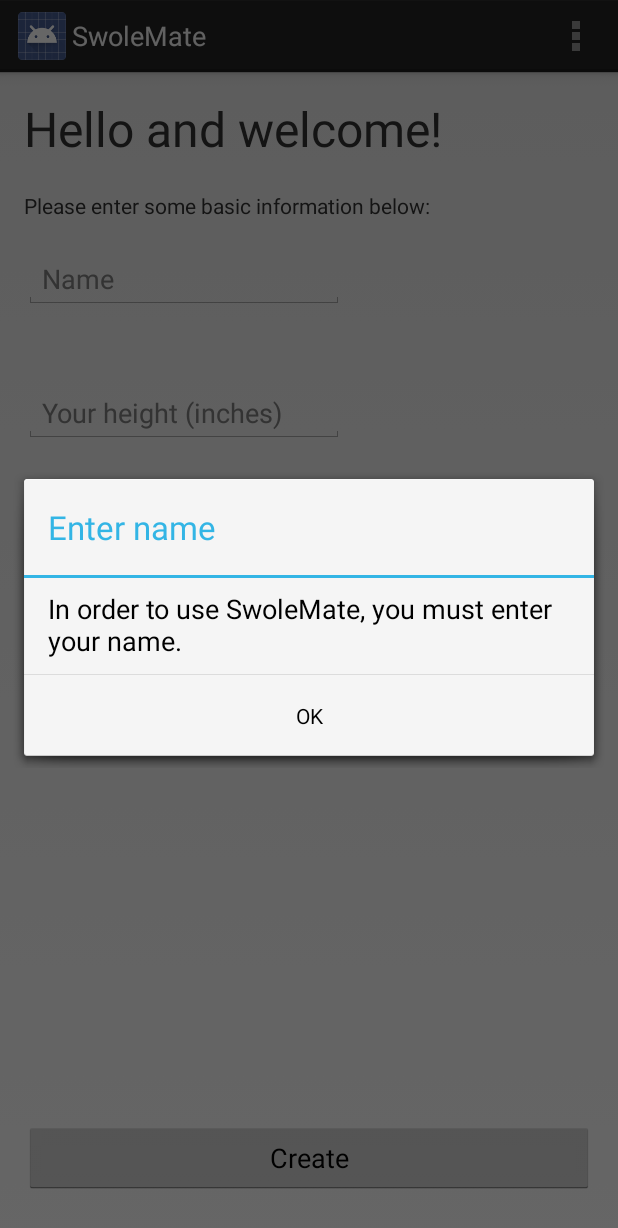
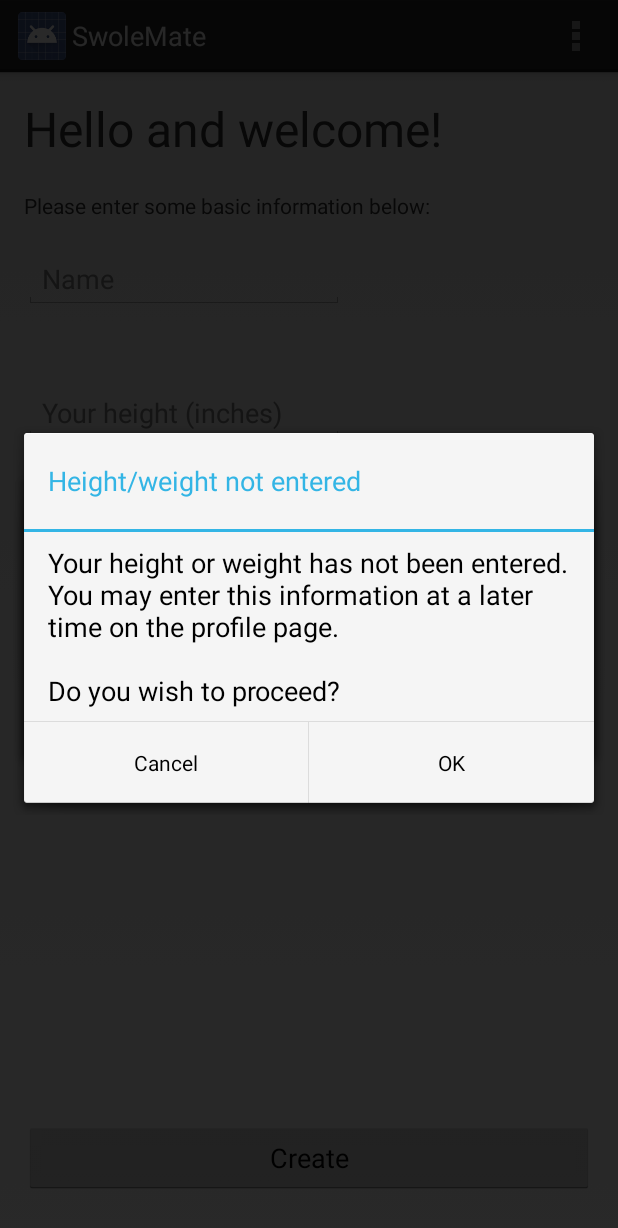
Before and after one commit to Beakar/SwoleMate, an Android app: the screen it shows after launch (FirstTimeActivity), after a tap on "Create", on a phone screen of 412 x 824 dp. Shown: the top 1228 px of the screen. Run offline under Robolectric (Android 15) with nearby library versions, the phone set to English and light mode, and no system bars.

```diff
--- a/app/src/main/java/edu/up/swolemate/FirstTimeActivity.java
+++ b/app/src/main/java/edu/up/swolemate/FirstTimeActivity.java
@@ -21,7 +21,7 @@ import java.util.regex.Pattern;
 /**
  * Created by Daniel on 2/2/2015.
  */
-public class FirstTimeActivity extends Activity implements OnClickListener {
+public class FirstTimeActivity extends Activity {
 
     private EditText nameEditText;
     private EditText heightEditText;
@@ -42,6 +42,41 @@ public class FirstTimeActivity extends Activity implements OnClickListener {
     * The user's weight
     * */
     private String weight;
+
+
+    @Override
+    protected void onCreate(Bundle savedInstanceState) {
+        super.onCreate(savedInstanceState);
+        setContentView(R.layout.first_time_activity);
+
+        nameEditText = (EditText)findViewById(R.id.nameEntry);
+        heightEditText = (EditText)findViewById(R.id.heightEntry);
+        weightEditText = (EditText)findViewById(R.id.weightEntry);
+        createButton = (Button)findViewById(R.id.createButton);
+    }
+
+
+    @Override
+    public boolean onCreateOptionsMenu(Menu menu) {
+        // Inflate the menu; this adds items to the action bar if it is present.
+        getMenuInflater().inflate(R.menu.menu, menu);
+        return true;
+    }
+
+    @Override
+    public boolean onOptionsItemSelected(MenuItem item) {
+        // Handle action bar item clicks here. The action bar will
+        // automatically handle clicks on the Home/Up button, so long
+        // as you specify a parent activity in AndroidManifest.xml.
+        int id = item.getItemId();
+        if (id == R.id.action_settings) {
+            return true;
+        }
+        else if(id == R.id.profile){
+            alertProfile();
+        }
+        return super.onOptionsItemSelected(item);
+    }
 
 
     /**
@@ -198,79 +233,51 @@ public class FirstTimeActivity extends Activity implements OnClickListener {
     }
 
 
-    @Override
-    public void onClick(View view) {
+    /**
+     * Handles the click action for the button in this activity.
+     * @param view
+     */
+    public void onSaveClick(View view) {
         String nameText = nameEditText.getText().toString().trim();
         String heightText = heightEditText.getText().toString().trim();
         String weightText = weightEditText.getText().toString().trim();
-        if(view.getId() == R.id.createButton){
+
         //The name field is empty
         if(nameText.equals("")){
             alertName();
         }
-            //if the user entered their height, check the format
-            else if(!heightText.equals("")) {
+        if(!heightText.equals("")) {
             //if the height is wrong
             if (!checkHeightFormat(heightText)) {
                 alertHeightWrong();
+                return;
             }
         }
         //if the user entered their weight, check the format
-            else if(!weightText.equals("")){
+        if(!weightText.equals("")){
             if(!checkWeightFormat(weightText)){
                 alertWeightWrong();
+                return;
             }
         }
         //if either the height or weight fields are empty, alert the
         //user and ask to proceed.
-            else if(heightText.equals("") || weightText.equals("")){
+        if(heightText.equals("") || weightText.equals("")){
             System.out.println("***** ONE OF THESE IS NOT LIKE THE OTHER");
             alertEmptyHeightWeight();
+            return;
         }
-            else{
+        //otherwise, everything should be good to go. take user to home activity.
         System.out.println("****!@$#RWERFGQ@#$WAGF@#W$ESD");
-                saveUserInput();
-            }
-        }
+        goToHomeActivity();
+        //saveUserInput();
+
+
     }
 
-
-    @Override
-    protected void onCreate(Bundle savedInstanceState) {
-        super.onCreate(savedInstanceState);
-        setContentView(R.layout.first_time_activity);
-
-        nameEditText = (EditText)findViewById(R.id.nameEntry);
-        heightEditText = (EditText)findViewById(R.id.heightEntry);
-        weightEditText = (EditText)findViewById(R.id.weightEntry);
-        createButton = (Button)findViewById(R.id.createButton);
-        createButton.setOnClickListener(this);
-    }
-
-
-    @Override
-    public boolean onCreateOptionsMenu(Menu menu) {
-        // Inflate the menu; this adds items to the action bar if it is present.
-        getMenuInflater().inflate(R.menu.menu, menu);
-        return true;
-    }
-
-    @Override
-    public boolean onOptionsItemSelected(MenuItem item) {
-        // Handle action bar item clicks here. The action bar will
-        // automatically handle clicks on the Home/Up button, so long
-        // as you specify a parent activity in AndroidManifest.xml.
-        int id = item.getItemId();
-        if (id == R.id.action_settings) {
-            return true;
-        }
-        else if(id == R.id.profile){
-            alertProfile();
-        }
-        return super.onOptionsItemSelected(item);
-    }
-
-
+    /**
+     * Saves the user's input during their first usage of the application
+     */
     private void saveUserInput(){
         boolean success = false;
 
@@ -279,4 +286,12 @@ public class FirstTimeActivity extends Activity implements OnClickListener {
         editor.putString("userName", nameEditText.getText().toString());
        // String[] heightString = heightEditText.getText().toString().trim().split("\\s*");
     }
+
+    /**
+     * Takes the user to the home activity after they have completed their data entry
+     */
+    private void goToHomeActivity() {
+        Intent intent = new Intent(this, MainActivity.class);
+        startActivity(intent);
     }
+}
--- a/app/src/main/res/layout/first_time_activity.xml
+++ b/app/src/main/res/layout/first_time_activity.xml
@@ -66,7 +66,8 @@
             android:layout_height="wrap_content"
             android:layout_marginBottom="28dp"
             android:layout_alignParentBottom="true"
-            android:text="Create"/>
+            android:text="Create"
+            android:onClick="onSaveClick"/>
         </RelativeLayout>
 
 
```
Lines whose indentation alone changed are shown as unchanged.
